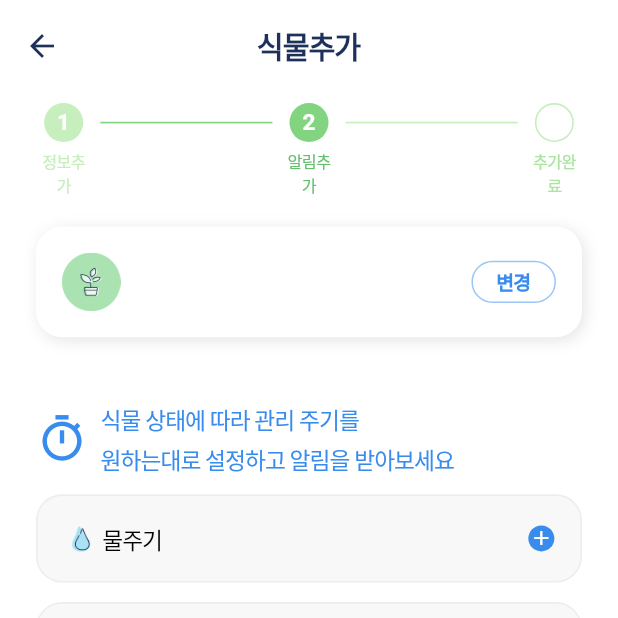
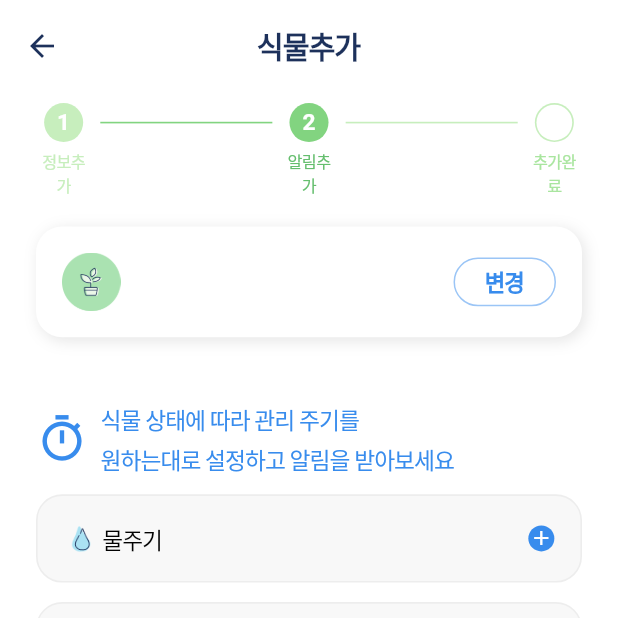
Before and after one commit to sungheeyoon/flutter-plant-plan, a Flutter app: the AddSecondScreen screen opened by its route, on a phone screen of 412 x 824 dp, the top half of it. Run offline on Flutter 3.47's test engine with Material 2 defaults, Android fonts, the phone set to English and light mode, and no system bars; our stand-ins replace cached_network_image, calendar_date_picker2, cloud_firestore, firebase_auth, firebase_core, firebase_storage and 13 more; missing offline and left inert: korea_regexp; accounts and stored records are empty; Roboto replaces fonts that are missing (Pretendard).

Commit message:
Revised PlantModel All Screen and Checked from Firebase

```diff
--- a/lib/add/view/add_first_screen.dart
+++ b/lib/add/view/add_first_screen.dart
@@ -42,7 +42,7 @@ class _AddFirstScreenState extends ConsumerState<AddFirstScreen> {
 
   @override
   Widget build(BuildContext context) {
-    final PlantModel plantState = ref.read(addPlantProvider);
+    final PlantModel plantState = ref.watch(addPlantProvider);
     final File? photoState = ref.watch(photoProvider);
 
     return DefaultLayout(
@@ -117,6 +117,7 @@ class _AddFirstScreenState extends ConsumerState<AddFirstScreen> {
                         children: [
                           Stack(
                             children: [
+                              //x 버튼 유무
                               if (photoState != null)
                                 Stack(children: [
                                   FittedBox(
--- a/lib/add/view/add_second_screen.dart
+++ b/lib/add/view/add_second_screen.dart
@@ -127,18 +127,20 @@ class AddSecondScreen extends ConsumerWidget {
                         ],
                       ),
                       RoundedButton(
-                        font: Theme.of(context).textTheme.labelMedium,
+                        font: Theme.of(context).textTheme.labelMedium!.copyWith(
+                              fontSize: 13.sp,
+                            ),
                         backgroundColor: Colors.white,
                         borderColor: pointColor2.withOpacity(
                           0.5,
                         ),
-                        width: 52.h,
-                        height: 26.h,
+                        width: 63.h,
+                        height: 30.h,
                         textColor: pointColor2,
                         name: '변경',
                         onPressed: () => Navigator.pushNamed(
                             context, AddFirstScreen.routeName),
-                      )
+                      ),
                     ],
                   ),
                 ),
--- a/lib/add/view/add_third_screen.dart
+++ b/lib/add/view/add_third_screen.dart
@@ -365,7 +365,8 @@ class ImmutableAlarmBox extends ConsumerWidget {
                               // if (plantState.watering.alarm
                               //         .startDay !=
                               //     null)
-                              alarmState?.repeat == 0
+                              alarmState?.repeat == 0 ||
+                                      alarmState?.repeat == null
                                   ? const SizedBox.shrink()
                                   : Container(
                                       padding:
@@ -396,7 +397,7 @@ class ImmutableAlarmBox extends ConsumerWidget {
                           SizedBox(
                             height: 6.h,
                           ),
-                          if (alarmState!.isOn)
+                          if (alarmState != null && alarmState.isOn)
                             Text(
                               dateFormatter(alarmState.startTime),
                               style: Theme.of(context)
--- a/lib/add/view/search_screen.dart
+++ b/lib/add/view/search_screen.dart
@@ -35,7 +35,7 @@ class _SearchScreenState extends ConsumerState<SearchScreen> {
 
   List<InformationModel> _informationListFromSnapshot(QuerySnapshot snapshot) {
     return snapshot.docs.map((doc) {
-      return InformationModel.fromJson(doc.data() as Map<String, dynamic>);
+      return InformationModel.fromJson(doc.data()! as Map<String, dynamic>);
     }).toList();
   }
 
```
Also changed, not shown: lib/add/model/alarm_model.freezed.dart, lib/add/model/diary_model.freezed.dart, lib/add/model/information_model.freezed.dart, lib/add/model/information_model.g.dart, lib/add/model/plant_model.freezed.dart, lib/add/model/plant_model.g.dart, lib/add/model/tip_model.freezed.dart, lib/list/model/list_card_model.g.dart, pubspec.lock.
